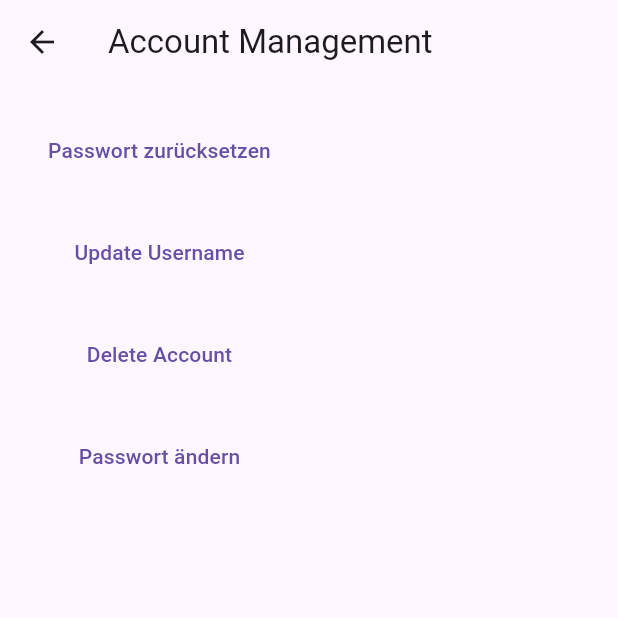
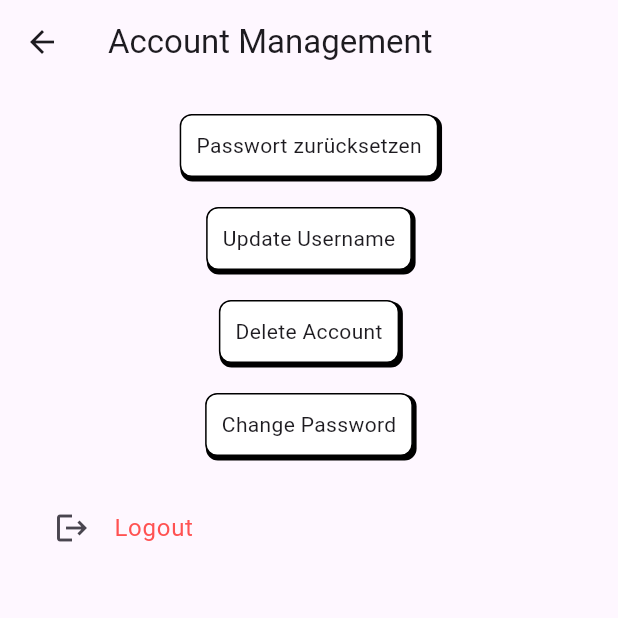
Before and after one commit to erikherrmann1807/fuzzy-guacamole, a Flutter app: the AccountManagementScreen screen opened by its route, on a phone screen of 412 x 824 dp, the top half of it. Run offline on Flutter 3.47's test engine with Material 3 defaults, Android fonts, the phone set to English and light mode, and no system bars; our stand-ins replace cloud_firestore, firebase_auth, firebase_core, flutter_dotenv, flutter_riverpod, form_field_validator and 1 more; accounts and stored records are empty.

Commit message:
Add priority labels, add edit and delete functions, add default button

```diff
--- a/lib/constants.dart
+++ b/lib/constants.dart
@@ -1,18 +1,9 @@
 import 'package:flutter/material.dart';
+import 'package:fuzzy_guacamole/styles/colors.dart';
 
-const List<Color> colorCollection = [
-  Color(0xFF0F8644),
-  Color(0xFF8B1FA9),
-  Color(0xFFD20100),
-  Color(0xFFFC571D),
-  Color(0xFF85461E),
-  Color(0xFFFF00FF),
-  Color(0xFF3D4FB5),
-  Color(0xFFE47C73),
-  Color(0xFF636363),
-];
+const List<Color> labelColors = [MyColors.highLabel, MyColors.lowLabel];
 
-const List<String> colorNames = ['Green', 'Purple', 'Red', 'Orange', 'Caramel', 'Magenta', 'Blue', 'Peach', 'Gray'];
+const List<String> labelNames = ['High', 'Low'];
 
 const String MEETING_COLLECTION_REF = "meetings";
 const String USER_COLLECTION_REF = "users";
--- a/lib/models/appointment_model.dart
+++ b/lib/models/appointment_model.dart
@@ -6,7 +6,8 @@ class Meeting {
   String description;
   DateTime start;
   DateTime end;
-  Color backgroundColor;
+  Color labelColor;
+  String priority;
   bool isAllDay;
 
   Meeting({
@@ -15,7 +16,8 @@ class Meeting {
     required this.description,
     required this.start,
     required this.end,
-    required this.backgroundColor,
+    required this.labelColor,
+    required this.priority,
     required this.isAllDay,
   });
 
@@ -24,7 +26,8 @@ class Meeting {
     'description': description,
     'start': start.toString(),
     'end': end.toString(),
-    'backgroundColor': backgroundColor.toARGB32(),
+    'labelColor': labelColor.toARGB32(),
+    'priority': priority,
     'isAllDay': isAllDay,
   };
 
@@ -35,7 +38,8 @@ class Meeting {
       description: json['description'] as String,
       start: DateTime.parse(json['start'].toString()),
       end: DateTime.parse(json['end'].toString()),
-      backgroundColor: Color(json['backgroundColor']),
+      labelColor: Color(json['labelColor']),
+      priority: json['priority'] as String,
       isAllDay: json['isAllDay'] as bool,
     );
   }
--- a/lib/screens/accountmanagement/account_management_screen.dart
+++ b/lib/screens/accountmanagement/account_management_screen.dart
@@ -1,9 +1,11 @@
 library;
 
+import 'package:firebase_auth/firebase_auth.dart';
 import 'package:flutter/material.dart';
 import 'package:form_field_validator/form_field_validator.dart';
 import 'package:fuzzy_guacamole/services/auth_service.dart';
 import 'package:fuzzy_guacamole/services/database_service.dart';
+import 'package:fuzzy_guacamole/widgets/default_button.dart';
 
 part 'reset_password.dart';
 part 'update_username.dart';
@@ -16,6 +18,19 @@ class AccountManagementScreen extends StatelessWidget {
 
   @override
   Widget build(BuildContext context) {
+    void popPage() {
+      Navigator.of(context).pushNamedAndRemoveUntil('/authLayout', (route) => false);
+    }
+
+    Future<void> logout() async {
+      try {
+        await authServiceGlobal.value.signOut();
+        popPage();
+      } on FirebaseAuthException catch (e) {
+        Text(e.message!);
+      }
+    }
+
     return Scaffold(
       appBar: AppBar(title: const Text('Account Management')),
       body: SingleChildScrollView(
@@ -24,21 +39,30 @@ class AccountManagementScreen extends StatelessWidget {
           padding: const EdgeInsets.all(20.0),
           child: Column(
             children: [
-              TextButton(
-                child: Text('Passwort zurücksetzen'),
-                onPressed: () => ResetPassword().resetPasswordDialog(context),
+              DefaultButton(
+                  onTap: () => ResetPassword().resetPasswordDialog(context),
+                  title: 'Passwort zurücksetzen'
               ),
               SizedBox(height: 20.0),
-              TextButton(
-                child: Text('Update Username'),
-                onPressed: () => UpdateUsername().updateUsernameDialog(context),
+              DefaultButton(
+                  onTap: () => UpdateUsername().updateUsernameDialog(context),
+                  title: 'Update Username'
               ),
               SizedBox(height: 20.0),
-              TextButton(child: Text('Delete Account'), onPressed: () => DeleteAccount().deleteAccountDialog(context)),
+              DefaultButton(
+                  onTap: () => DeleteAccount().deleteAccountDialog(context),
+                  title: 'Delete Account'
+              ),
               SizedBox(height: 20.0),
-              TextButton(
-                child: Text('Passwort ändern'),
-                onPressed: () => UpdatePassword().updatePasswordDialog(context),
+              DefaultButton(
+                  onTap: () => UpdatePassword().updatePasswordDialog(context),
+                  title: 'Change Password'
+              ),
+              SizedBox(height: 20.0),
+              ListTile(
+                leading: const Icon(Icons.logout),
+                title: const Text('Logout', style: TextStyle(color: Colors.redAccent)),
+                onTap: () => logout(),
               ),
             ],
           ),
--- a/lib/styles/styles.dart
+++ b/lib/styles/styles.dart
@@ -13,3 +13,5 @@ const todayText = TextStyle(color: MyColors.raisinBlack, fontWeight: FontWeight.
 const agendaText = TextStyle(color: MyColors.raisinBlack, fontWeight: FontWeight.w500, fontSize: 12);
 const viewHeaderText = TextStyle(color: MyColors.raisinBlack, fontWeight: FontWeight.w400, fontSize: 17);
 const agendaDateText = TextStyle(color: MyColors.raisinBlack, fontWeight: FontWeight.w600, fontSize: 14);
+const tagText = TextStyle(color: MyColors.raisinBlack, fontWeight: FontWeight.w500, fontSize: 13);
+const editorAppBarText = TextStyle(color: MyColors.white, fontWeight: FontWeight.w400, fontSize: 20);
--- /dev/null
+++ b/lib/widgets/default_button.dart
@@ -0,0 +1,29 @@
+import 'package:flutter/material.dart';
+import 'package:fuzzy_guacamole/styles/colors.dart';
+
+class DefaultButton extends StatelessWidget {
+  const DefaultButton({super.key, required this.onTap, required this.title});
+  final VoidCallback onTap;
+  final String title;
+
+  @override
+  Widget build(BuildContext context) {
+    return InkWell(
+      onTap: onTap,
+      child: Expanded(
+        child: Container(
+          padding: EdgeInsets.all(10),
+          decoration: BoxDecoration(
+            border: Border.all(),
+            color: MyColors.white,
+            borderRadius: BorderRadius.circular(8),
+            boxShadow: const [
+              BoxShadow(color: Colors.black, offset: Offset(1.5, 2), spreadRadius: 1, blurStyle: BlurStyle.solid),
+            ],
+          ),
+          child: Text(title)
+        ),
+      ),
+    );
+  }
+}
```
Also changed, not shown: lib/drawer.dart (+3 -39 lines), lib/screens/appointments/appointment_editor.dart (+14 -6 lines), lib/screens/appointments/priority_picker.dart (renamed from lib/screens/appointments/color_picker.dart, +6 -9 lines), lib/screens/calendar/calendar_screen.dart (+4 -5 lines), lib/screens/calendar/views/calendar_month.dart (+22 -9 lines), lib/styles/colors.dart (+2 -10 lines), lib/widgets/event_widget.dart (+21 -10 lines), 1 other file.
